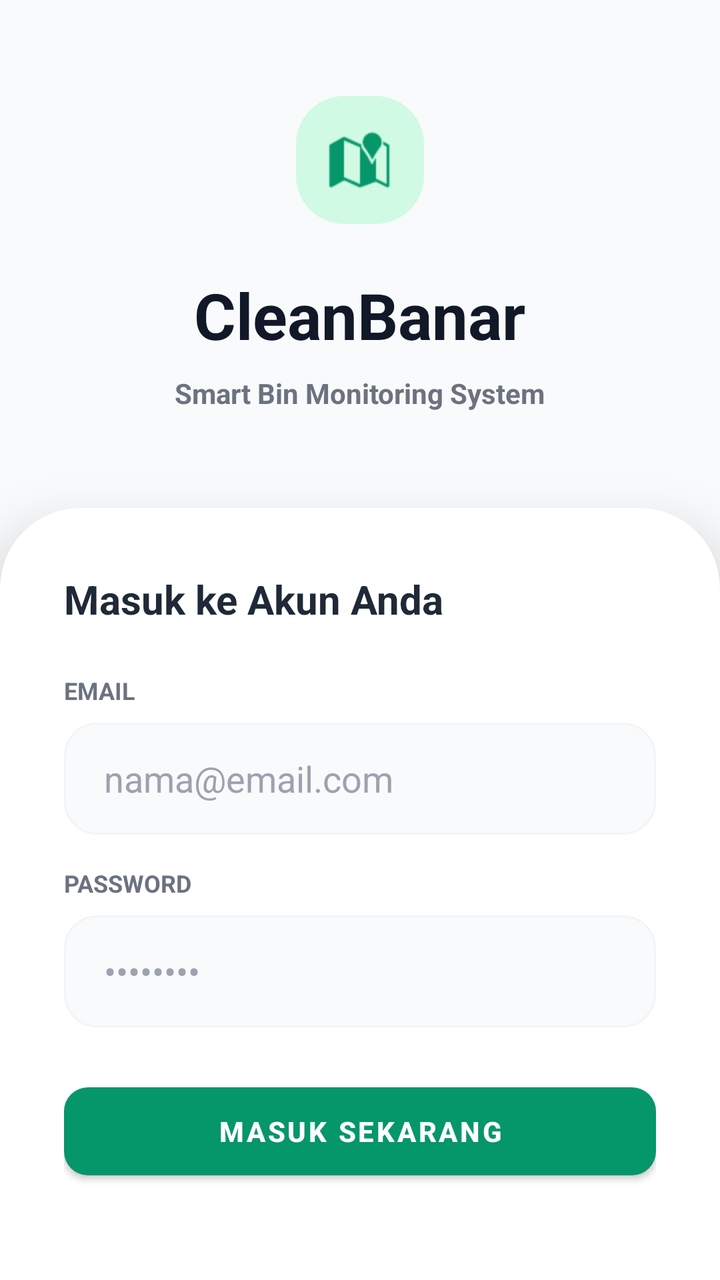
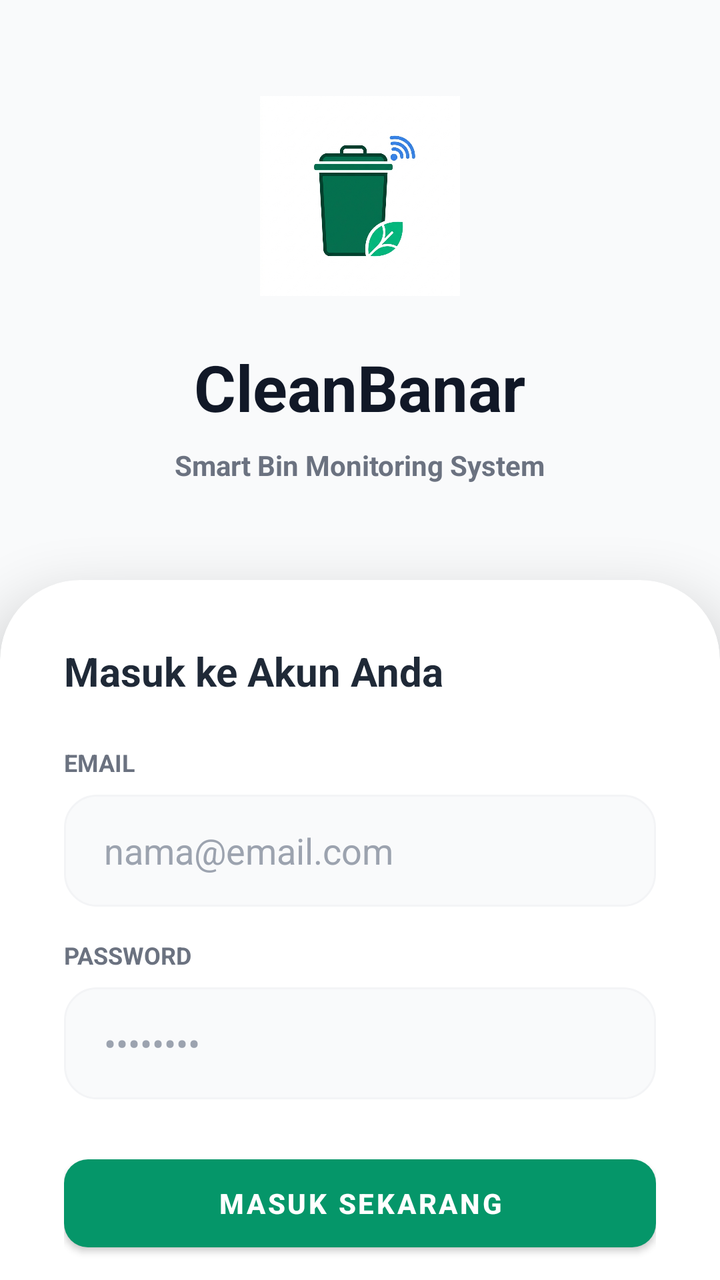

Two renders of the same Android screen: before a commit and after it. Below are the layout's source before the change and the commit's diff.
<!-- AndroidManifest.xml: activity theme Theme.CleanBanar.NoActionBar -->
<!-- res/layout/activity_login.xml -->
<?xml version="1.0" encoding="utf-8"?>
<androidx.constraintlayout.widget.ConstraintLayout xmlns:android="http://schemas.android.com/apk/res/android"
    xmlns:app="http://schemas.android.com/apk/res-auto"
    xmlns:tools="http://schemas.android.com/tools"
    android:layout_width="match_parent"
    android:layout_height="match_parent"
    android:background="@color/gray_50"
    tools:context=".features.auth.LoginActivity">

    
    <LinearLayout
        android:id="@+id/headerLayout"
        android:layout_width="0dp"
        android:layout_height="wrap_content"
        android:orientation="vertical"
        android:gravity="center"
        android:paddingTop="48dp"
        android:paddingBottom="48dp"
        app:layout_constraintTop_toTopOf="parent"
        app:layout_constraintStart_toStartOf="parent"
        app:layout_constraintEnd_toEndOf="parent">

        <ImageView
            android:layout_width="64dp"
            android:layout_height="64dp"
            android:src="@android:drawable/ic_dialog_map"
            android:background="@drawable/leaf_bg"
            app:tint="@color/emerald_600"
            android:padding="16dp"
            android:layout_marginBottom="24dp"
            android:contentDescription="Logo CleanBanar" />

        <TextView
            android:layout_width="wrap_content"
            android:layout_height="wrap_content"
            android:text="CleanBanar"
            android:textStyle="bold"
            android:textSize="32sp"
            android:textColor="@color/gray_900" />

        <TextView
            android:layout_width="wrap_content"
            android:layout_height="wrap_content"
            android:text="Smart Bin Monitoring System"
            android:textColor="@color/gray_500"
            android:textStyle="bold"
            android:layout_marginTop="8dp" />
    </LinearLayout>

    
    <com.google.android.material.card.MaterialCardView
        android:layout_width="0dp"
        android:layout_height="0dp"
        app:layout_constraintTop_toBottomOf="@id/headerLayout"
        app:layout_constraintBottom_toBottomOf="parent"
        app:layout_constraintStart_toStartOf="parent"
        app:layout_constraintEnd_toEndOf="parent"
        app:cardCornerRadius="40dp"
        app:cardElevation="16dp"
        app:cardBackgroundColor="@color/white"
        android:layout_marginBottom="-40dp">

        <LinearLayout
            android:layout_width="match_parent"
            android:layout_height="match_parent"
            android:orientation="vertical"
            android:padding="32dp">

            <TextView
                android:layout_width="wrap_content"
                android:layout_height="wrap_content"
                android:text="Masuk ke Akun Anda"
                android:textSize="20sp"
                android:textStyle="bold"
                android:textColor="@color/gray_800"
                android:layout_marginBottom="24dp" />

            <TextView
                android:layout_width="wrap_content"
                android:layout_height="wrap_content"
                android:text="EMAIL"
                android:textSize="12sp"
                android:textStyle="bold"
                android:textColor="@color/gray_500"
                android:layout_marginBottom="8dp" />

            <EditText
                android:id="@+id/etEmail"
                android:layout_width="match_parent"
                android:layout_height="56dp"
                android:inputType="textEmailAddress"
                android:background="@drawable/edit_text_bg"
                android:hint="nama@email.com"
                android:paddingStart="20dp"
                android:paddingEnd="16dp"
                android:textColorHint="@color/gray_400"
                android:layout_marginBottom="16dp"
                android:autofillHints="emailAddress" />

            <TextView
                android:layout_width="wrap_content"
                android:layout_height="wrap_content"
                android:text="PASSWORD"
                android:textSize="12sp"
                android:textStyle="bold"
                android:textColor="@color/gray_500"
                android:layout_marginBottom="8dp" />

            <EditText
                android:id="@+id/etPassword"
                android:layout_width="match_parent"
                android:layout_height="56dp"
                android:inputType="textPassword"
                android:background="@drawable/edit_text_bg"
                android:hint="••••••••"
                android:paddingStart="20dp"
                android:paddingEnd="16dp"
                android:textColorHint="@color/gray_400"
                android:layout_marginBottom="24dp"
                android:autofillHints="password" />

            <com.google.android.material.button.MaterialButton
                android:id="@+id/btnLogin"
                android:layout_width="match_parent"
                android:layout_height="56dp"
                android:text="Masuk Sekarang"
                android:textColor="@color/white"
                android:textStyle="bold"
                app:cornerRadius="12dp"
                app:backgroundTint="@color/emerald_600" />

        </LinearLayout>
    </com.google.android.material.card.MaterialCardView>

</androidx.constraintlayout.widget.ConstraintLayout>
<!-- resources referenced by this layout -->
<resources>
  <color name="emerald_600">#059669</color>
  <color name="gray_400">#9ca3af</color>
  <color name="gray_50">#f9fafb</color>
  <color name="gray_500">#6b7280</color>
  <color name="gray_800">#1f2937</color>
  <color name="gray_900">#111827</color>
  <color name="white">#ffffff</color>
  <!-- drawable edit_text_bg (drawable) -->
  ﻿<?xml version="1.0" encoding="utf-8"?>
  <shape xmlns:android="http://schemas.android.com/apk/res/android">
      <solid android:color="@color/gray_50" />
      <stroke android:width="1dp" android:color="@color/gray_100" />
      <corners android:radius="16dp" />
  </shape>
  <!-- drawable leaf_bg (drawable) -->
  ﻿<?xml version="1.0" encoding="utf-8"?>
  <shape xmlns:android="http://schemas.android.com/apk/res/android"
      android:shape="rectangle">
      <solid android:color="@color/emerald_100" />
      <corners android:radius="24dp" />
  </shape>
  <style name="Theme.CleanBanar.NoActionBar">
          <item name="windowActionBar">false</item>
          <item name="windowNoTitle">true</item>
      </style>
  <color name="gray_100">#f3f4f6</color>
  <color name="emerald_100">#d1fae5</color>
</resources>

<!-- the commit's change to res/layout/activity_login.xml (unified diff, before → after) -->
@@ -21,12 +21,10 @@
         app:layout_constraintEnd_toEndOf="parent">
 
         <ImageView
-            android:layout_width="64dp"
-            android:layout_height="64dp"
-            android:src="@android:drawable/ic_dialog_map"
-            android:background="@drawable/leaf_bg"
-            app:tint="@color/emerald_600"
-            android:padding="16dp"
+            android:layout_width="100dp"
+            android:layout_height="100dp"
+            android:src="@drawable/ic_logo_cleanbanar"
+            android:scaleType="fitCenter"
             android:layout_marginBottom="24dp"
             android:contentDescription="Logo CleanBanar" />
 
<!-- resource entries referenced after the edit -->
@@ -14,18 +14,11 @@
       <stroke android:width="1dp" android:color="@color/gray_100" />
       <corners android:radius="16dp" />
   </shape>
-  <!-- drawable leaf_bg (drawable) -->
-  ﻿<?xml version="1.0" encoding="utf-8"?>
-  <shape xmlns:android="http://schemas.android.com/apk/res/android"
-      android:shape="rectangle">
-      <solid android:color="@color/emerald_100" />
-      <corners android:radius="24dp" />
-  </shape>
+  <!-- drawable ic_logo_cleanbanar: png bitmap (drawable, 216284 bytes) -->
   <style name="Theme.CleanBanar.NoActionBar">
           <item name="windowActionBar">false</item>
           <item name="windowNoTitle">true</item>
       </style>
   <color name="gray_100">#f3f4f6</color>
-  <color name="emerald_100">#d1fae5</color>
 </resources>
 
